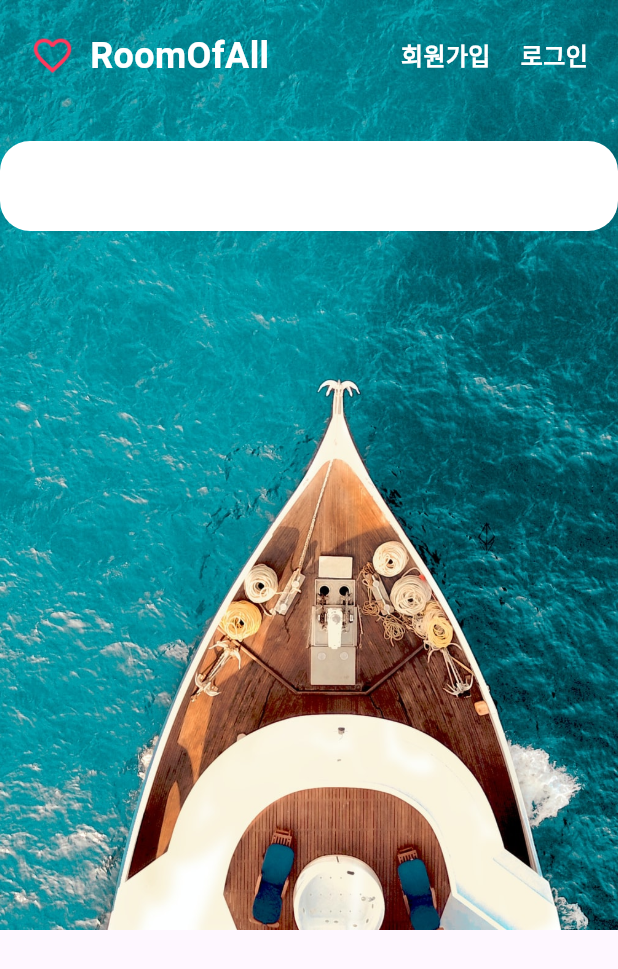
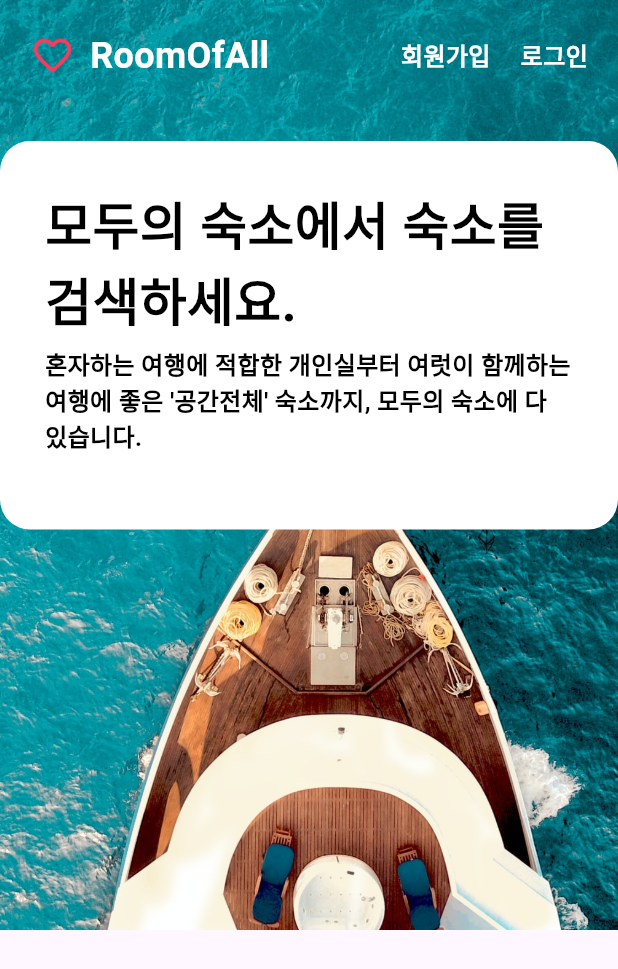
Before and after one commit to hyeonnnit/flutter_airbnbApp, a Flutter app: the screen it shows after launch, on a phone screen of 412 x 824 dp. Shown: the top 969 px of the screen. Run offline on Flutter 3.47's test engine with Material 3 defaults, Android fonts, the phone set to English and light mode, and no system bars.

Commit message:
_buildFormTitle

```diff
--- a/lib/components/home/home_header_form.dart
+++ b/lib/components/home/home_header_form.dart
@@ -1,4 +1,5 @@
 import 'package:airbnb_app/size.dart';
+import 'package:airbnb_app/styles.dart';
 import 'package:flutter/cupertino.dart';
 import 'package:flutter/material.dart';
 
@@ -32,7 +33,20 @@ class HomeHeaderForm extends StatelessWidget {
     );
   }
   Widget _buildFormTitle(){
-    return SizedBox();
+    return Column(
+      children: [
+        Text(
+          "모두의 숙소에서 숙소를 검색하세요.",
+          style: h4(),
+        ),
+        SizedBox(height: gap_xs),
+        Text(
+          "혼자하는 여행에 적합한 개인실부터 여럿이 함께하는 여행에 좋은 '공간전체' 숙소까지, 모두의 숙소에 다 있습니다.",
+          style: body1(),
+        ),
+        SizedBox(height: gap_m),
+      ],
+    );
   }
   Widget _buildFormField(){
     return SizedBox();
```
